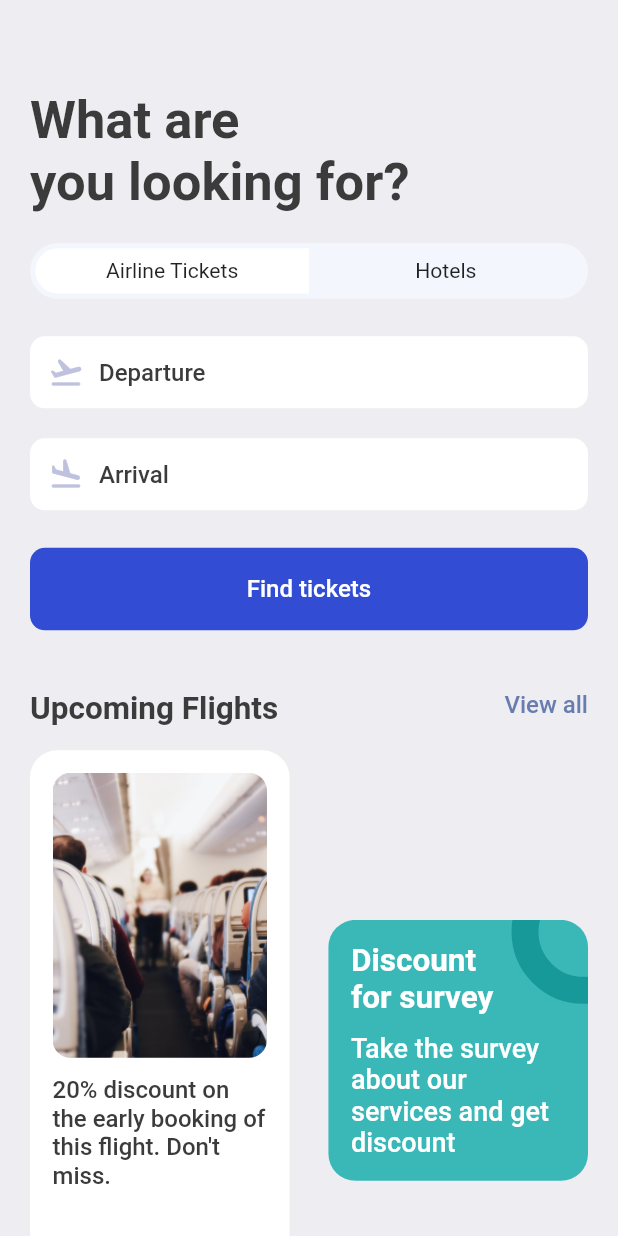
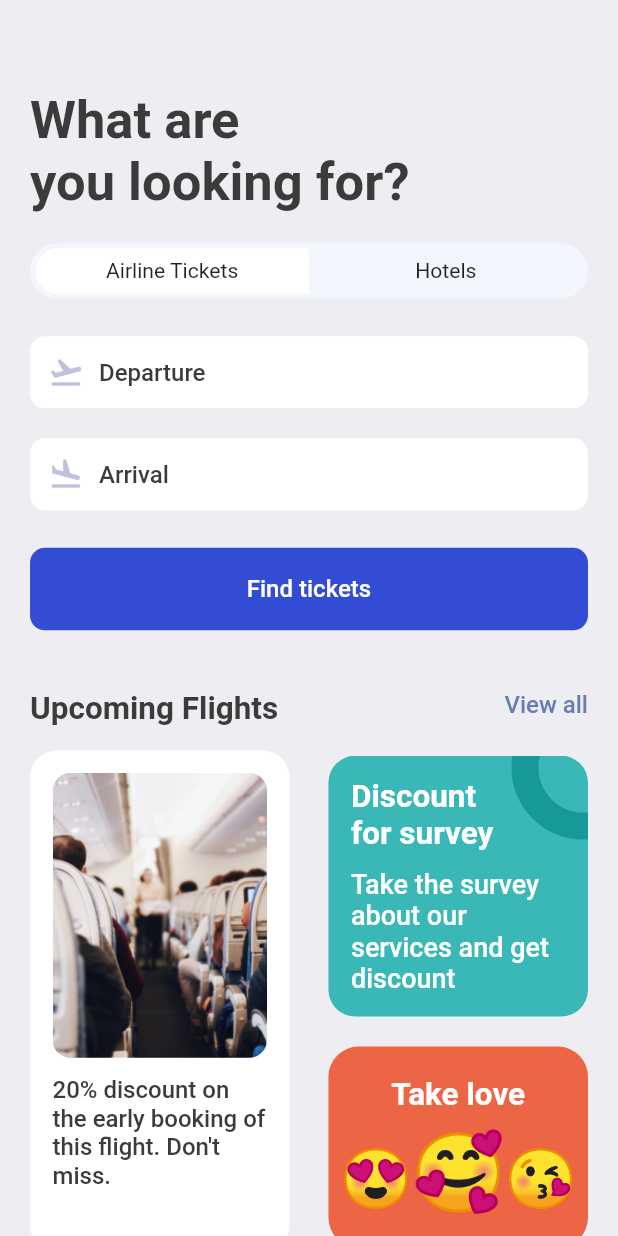
Before and after one commit to fhgaha/BookTicketsApp, a Flutter app: the SearchScreen screen opened directly, on a phone screen of 412 x 824 dp. Run offline on Flutter 3.47's test engine with Material 2 defaults, Android fonts, the phone set to English and light mode, and no system bars; our stand-ins replace fluentui_icons, gap, get.

Commit message:
card third and search apge

```diff
--- a/lib/screens/search_screen.dart
+++ b/lib/screens/search_screen.dart
@@ -94,7 +94,7 @@ class SearchScreen extends StatelessWidget {
             children: [
               //card 1
               Container(
-                height: AppLayout.getHeight(400),
+                height: AppLayout.getHeight(335),
                 width: size.width * 0.42,
                 padding: EdgeInsets.symmetric(
                   horizontal: AppLayout.getWidth(15),
@@ -193,6 +193,44 @@ class SearchScreen extends StatelessWidget {
                       ),
                     ],
                   ),
+                  Gap(AppLayout.getHeight(20)),
+                  //card 3
+                  Container(
+                    width: size.width * 0.42,
+                    // height: 200,
+                    padding: EdgeInsets.symmetric(
+                        vertical: AppLayout.getHeight(20),
+                        horizontal: AppLayout.getWidth(5)),
+                    decoration: BoxDecoration(
+                      color: const Color(0xffec6545),
+                      borderRadius: BorderRadius.circular(20),
+                    ),
+                    child: Column(
+                      children: [
+                        Text(
+                          "Take love",
+                          style: Styles.headLineStyle2.copyWith(
+                            color: Colors.white,
+                            fontWeight: FontWeight.bold,
+                          ),
+                          textAlign: TextAlign.center,
+                        ),
+                        Gap(AppLayout.getHeight(10)),
+                        RichText(
+                          text: const TextSpan(
+                            children: [
+                              TextSpan(
+                                  text: '😍', style: TextStyle(fontSize: 38)),
+                              TextSpan(
+                                  text: '🥰', style: TextStyle(fontSize: 50)),
+                              TextSpan(
+                                  text: '😘', style: TextStyle(fontSize: 38)),
+                            ],
+                          ),
+                        ),
+                      ],
+                    ),
+                  ),
                 ],
               ),
             ],
```
